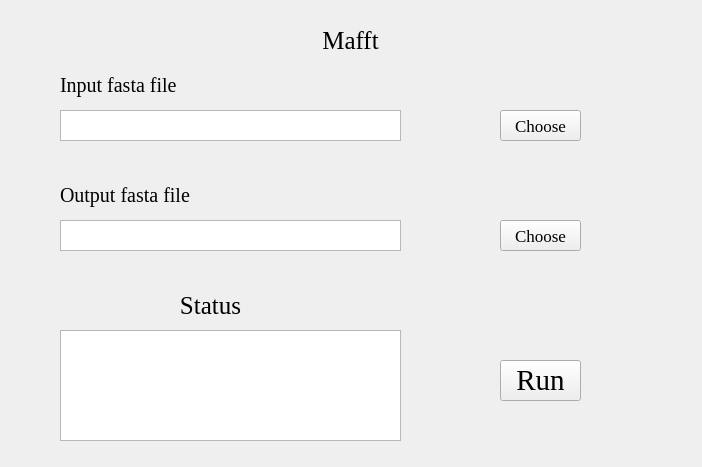
Before: the Qt Designer form Mafft.ui in hzaurzli/MicroWorldOmics, drawn with Qt 5.
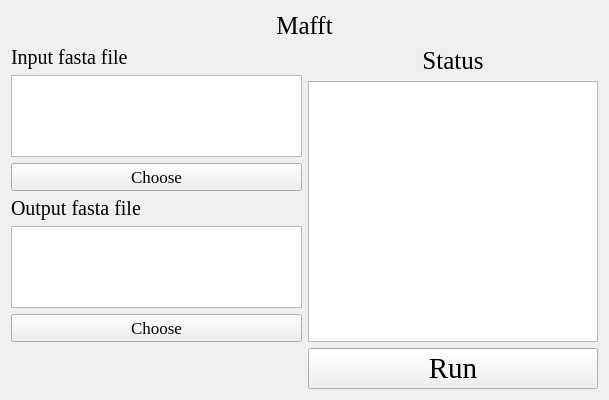
After: the same form once the commit is applied. Icons and pictures are not drawn.

```diff
--- a/Mafft.ui
+++ b/Mafft.ui
@@ -6,8 +6,8 @@
    <rect>
     <x>0</x>
     <y>0</y>
-    <width>702</width>
-    <height>467</height>
+    <width>609</width>
+    <height>400</height>
    </rect>
   </property>
   <property name="windowTitle">
@@ -16,15 +16,38 @@
   <property name="styleSheet">
    <string notr="true">background-image: url(D:/Documents/Desktop/bb.png)</string>
   </property>
+  <layout class="QGridLayout" name="gridLayout_4">
+   <item row="1" column="1">
+    <layout class="QGridLayout" name="gridLayout_3">
+     <item row="0" column="0">
+      <widget class="QLabel" name="label_4">
+       <property name="font">
+        <font>
+         <family>Times New Roman</family>
+         <pointsize>19</pointsize>
+        </font>
+       </property>
+       <property name="text">
+        <string>Status</string>
+       </property>
+       <property name="alignment">
+        <set>Qt::AlignCenter</set>
+       </property>
+      </widget>
+     </item>
+     <item row="1" column="0">
+      <widget class="QTextBrowser" name="textBrowser">
+       <property name="styleSheet">
+        <string notr="true">background-image: url(D:/Documents/Desktop/white.png)</string>
+       </property>
+      </widget>
+     </item>
+    </layout>
+   </item>
+   <item row="0" column="0" colspan="2">
+    <layout class="QGridLayout" name="gridLayout">
+     <item row="0" column="0">
   <widget class="QLabel" name="label">
-   <property name="geometry">
-    <rect>
-     <x>300</x>
-     <y>20</y>
-     <width>101</width>
-     <height>41</height>
-    </rect>
-   </property>
    <property name="font">
     <font>
      <family>Times New Roman</family>
@@ -38,15 +61,29 @@
     <set>Qt::AlignCenter</set>
    </property>
   </widget>
+     </item>
+    </layout>
+   </item>
+   <item row="1" column="0">
+    <layout class="QGridLayout" name="gridLayout_5">
+     <item row="3" column="0">
+      <widget class="QLabel" name="label_3">
+       <property name="font">
+        <font>
+         <family>Times New Roman</family>
+         <pointsize>15</pointsize>
+        </font>
+       </property>
+       <property name="text">
+        <string>Output fasta file</string>
+       </property>
+       <property name="alignment">
+        <set>Qt::AlignLeading|Qt::AlignLeft|Qt::AlignVCenter</set>
+       </property>
+      </widget>
+     </item>
+     <item row="0" column="0">
   <widget class="QLabel" name="label_2">
-   <property name="geometry">
-    <rect>
-     <x>60</x>
-     <y>70</y>
-     <width>161</width>
-     <height>31</height>
-    </rect>
-   </property>
    <property name="font">
     <font>
      <family>Times New Roman</family>
@@ -60,63 +97,16 @@
     <set>Qt::AlignLeading|Qt::AlignLeft|Qt::AlignVCenter</set>
    </property>
   </widget>
+     </item>
+     <item row="1" column="0">
   <widget class="QTextBrowser" name="textBrowser_2">
-   <property name="geometry">
-    <rect>
-     <x>60</x>
-     <y>110</y>
-     <width>341</width>
-     <height>31</height>
-    </rect>
-   </property>
    <property name="styleSheet">
     <string notr="true">background-image: url(D:/Documents/Desktop/white.png)</string>
    </property>
   </widget>
-  <widget class="QLabel" name="label_3">
-   <property name="geometry">
-    <rect>
-     <x>60</x>
-     <y>180</y>
-     <width>161</width>
-     <height>31</height>
-    </rect>
-   </property>
-   <property name="font">
-    <font>
-     <family>Times New Roman</family>
-     <pointsize>15</pointsize>
-    </font>
-   </property>
-   <property name="text">
-    <string>Output fasta file</string>
-   </property>
-   <property name="alignment">
-    <set>Qt::AlignLeading|Qt::AlignLeft|Qt::AlignVCenter</set>
-   </property>
-  </widget>
-  <widget class="QTextBrowser" name="textBrowser_3">
-   <property name="geometry">
-    <rect>
-     <x>60</x>
-     <y>220</y>
-     <width>341</width>
-     <height>31</height>
-    </rect>
-   </property>
-   <property name="styleSheet">
-    <string notr="true">background-image: url(D:/Documents/Desktop/white.png)</string>
-   </property>
-  </widget>
+     </item>
+     <item row="2" column="0">
   <widget class="QPushButton" name="pushButton_2">
-   <property name="geometry">
-    <rect>
-     <x>500</x>
-     <y>110</y>
-     <width>81</width>
-     <height>31</height>
-    </rect>
-   </property>
    <property name="font">
     <font>
      <family>Times New Roman</family>
@@ -127,15 +117,16 @@
     <string>Choose</string>
    </property>
   </widget>
+     </item>
+     <item row="4" column="0">
+      <widget class="QTextBrowser" name="textBrowser_3">
+       <property name="styleSheet">
+        <string notr="true">background-image: url(D:/Documents/Desktop/white.png)</string>
+       </property>
+      </widget>
+     </item>
+     <item row="5" column="0">
   <widget class="QPushButton" name="pushButton_3">
-   <property name="geometry">
-    <rect>
-     <x>500</x>
-     <y>220</y>
-     <width>81</width>
-     <height>31</height>
-    </rect>
-   </property>
    <property name="font">
     <font>
      <family>Times New Roman</family>
@@ -146,50 +137,13 @@
     <string>Choose</string>
    </property>
   </widget>
-  <widget class="QTextBrowser" name="textBrowser">
-   <property name="geometry">
-    <rect>
-     <x>60</x>
-     <y>330</y>
-     <width>341</width>
-     <height>111</height>
-    </rect>
-   </property>
-   <property name="styleSheet">
-    <string notr="true">background-image: url(D:/Documents/Desktop/white.png)</string>
-   </property>
-  </widget>
-  <widget class="QLabel" name="label_4">
-   <property name="geometry">
-    <rect>
-     <x>130</x>
-     <y>290</y>
-     <width>161</width>
-     <height>31</height>
-    </rect>
-   </property>
-   <property name="font">
-    <font>
-     <family>Times New Roman</family>
-     <pointsize>19</pointsize>
-    </font>
-   </property>
-   <property name="text">
-    <string>Status</string>
-   </property>
-   <property name="alignment">
-    <set>Qt::AlignCenter</set>
-   </property>
-  </widget>
+     </item>
+    </layout>
+   </item>
+   <item row="2" column="1">
+    <layout class="QGridLayout" name="gridLayout_6">
+     <item row="0" column="0">
   <widget class="QPushButton" name="pushButton">
-   <property name="geometry">
-    <rect>
-     <x>500</x>
-     <y>360</y>
-     <width>81</width>
-     <height>41</height>
-    </rect>
-   </property>
    <property name="font">
     <font>
      <family>Times New Roman</family>
@@ -203,6 +157,10 @@
     <string>Run</string>
    </property>
   </widget>
+     </item>
+    </layout>
+   </item>
+  </layout>
  </widget>
  <resources/>
  <connections/>
```
Left out of the diff: 6 changed lines with no effect on the pictures. Lines whose indentation alone changed are shown as unchanged.
